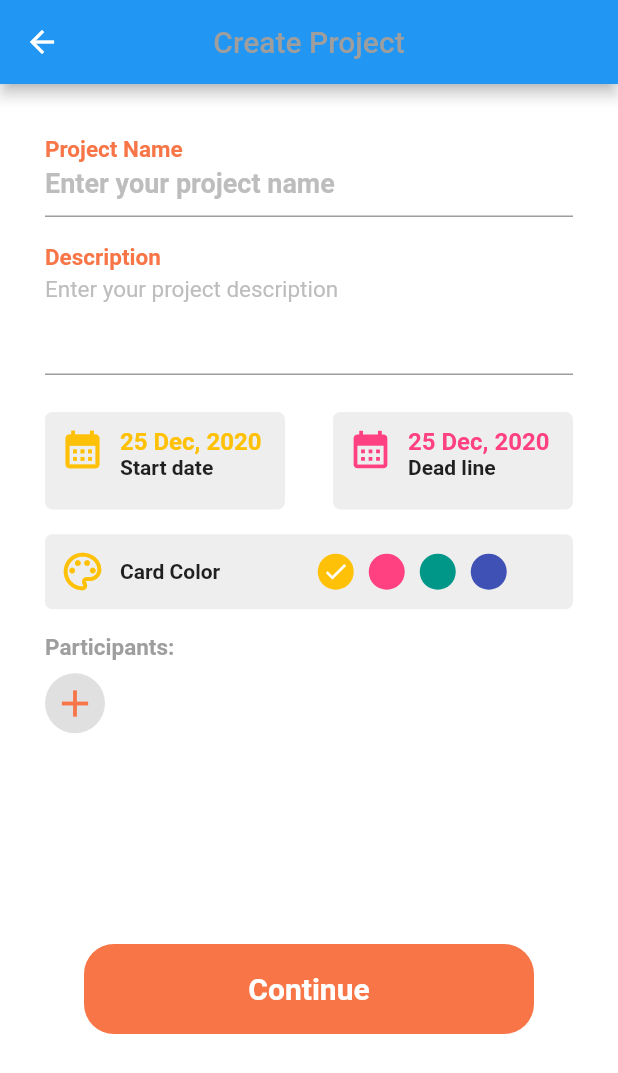
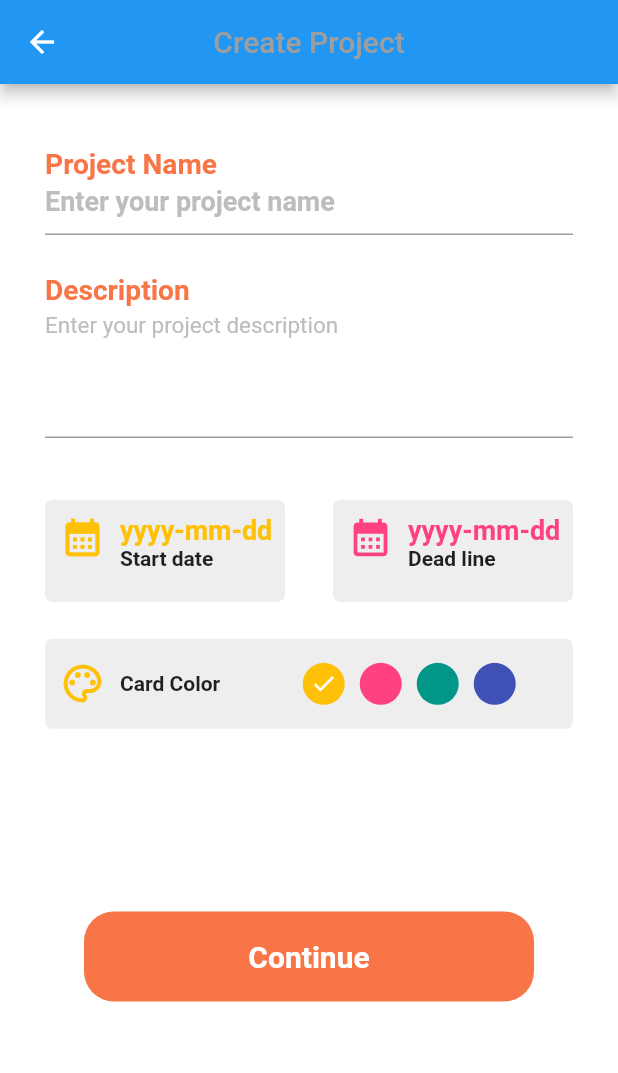
Before and after one commit to Locfirefly/firebase_login_signup, a Flutter app: the AddProject screen opened by its route, on a phone screen of 412 x 824 dp. Shown: the top 1073 px of the screen. Run offline on Flutter 3.47's test engine with Material 2 defaults, Android fonts, the phone set to English and light mode, and no system bars; our stand-ins replace cloud_firestore, equatable, firebase_auth, firebase_core, flutter_bloc, font_awesome_flutter and 2 more; accounts and stored records are empty.

```diff
--- a/lib/add_project/add_project.dart
+++ b/lib/add_project/add_project.dart
@@ -10,8 +10,15 @@ class AddProject extends StatefulWidget {
 
 class _AddProjectState extends State<AddProject> {
   int selectedColor = 0;
+  DateTime? startDate ;
+  DateTime? endDate;
+  final projectName = TextEditingController();
+  final projectDescription = TextEditingController();
+  String color = '';
+
   @override
   Widget build(BuildContext context) {
+
     SizeConfig().init(context);
     return Scaffold(
       backgroundColor: Colors.white,
@@ -30,7 +37,7 @@ class _AddProjectState extends State<AddProject> {
           child: Column(
             crossAxisAlignment: CrossAxisAlignment.start,
             children: [
-              SizedBox(height: SizeConfig.screenHeight * 0.03),
+              SizedBox(height: SizeConfig.screenHeight * 0.04),
               Padding(
                 padding: const EdgeInsets.symmetric(horizontal: 30),
                 child: TextFormField(
@@ -47,7 +54,7 @@ class _AddProjectState extends State<AddProject> {
                       color: Colors.grey.shade400,
                     ),
                     labelStyle: const TextStyle(
-                      fontSize: 20,
+                      fontSize: 25,
                       fontWeight: FontWeight.bold,
                       color: Color(0xfff77546),
                     ),
@@ -56,13 +63,14 @@ class _AddProjectState extends State<AddProject> {
                       borderSide: BorderSide(color: Colors.grey),
                     ),
                   ),
+                  controller: projectName,
                 ),
               ),
-              SizedBox(height: SizeConfig.screenHeight * 0.01),
+              SizedBox(height: SizeConfig.screenHeight * 0.02),
               Padding(
                 padding: const EdgeInsets.symmetric(horizontal: 30),
                 child: TextFormField(
-                  maxLines: 3,
+                  maxLines: 4,
                   style: TextStyle(
                     fontSize: 15,
                     color: Colors.grey.shade400,
@@ -76,49 +84,65 @@ class _AddProjectState extends State<AddProject> {
                       color: Colors.grey.shade400,
                     ),
                     labelStyle: const TextStyle(
-                      fontSize: 20,
+                      fontSize: 25,
                       fontWeight: FontWeight.bold,
                       color: Color(0xfff77546),
                     ),
                     floatingLabelBehavior: FloatingLabelBehavior.always,
                   ),
+                  controller: projectDescription,
                 ),
               ),
-              SizedBox(height: SizeConfig.screenHeight * 0.03),
+              SizedBox(height: SizeConfig.screenHeight * 0.05),
               Padding(
                 padding: const EdgeInsets.symmetric(horizontal: 30),
                 child: Row(
                   mainAxisAlignment: MainAxisAlignment.spaceBetween,
                   children: [
-                    Container(
-                      height: 65,
+                    GestureDetector(
+                      onTap: () async {
+                        DateTime? start = await showDatePicker(
+                          context: context,
+                          initialDate: startDate,
+                          firstDate: DateTime(2022),
+                          lastDate: DateTime(2100),
+                        );
+                        if(start != null){
+                          setState(() {
+                            startDate = start;
+                          });
+                        }
+                      },
+                      child: AbsorbPointer(
+                        child: Container(
+                          height: 68,
                           width: 160,
                           decoration: BoxDecoration(
                             borderRadius: BorderRadius.circular(5),
                             color: Colors.grey.shade200,
                           ),
-                      child: const Padding(
-                        padding:  EdgeInsets.symmetric(vertical: 10),
+                          child: Padding(
+                            padding:  const EdgeInsets.symmetric(vertical: 10),
                             child:  Row(
                               crossAxisAlignment: CrossAxisAlignment.start,
                               children: [
-                            SizedBox(width: 10,),
-                            Icon(Icons.calendar_month,
+                                const SizedBox(width: 10,),
+                                const Icon(Icons.calendar_month,
                                   color: Colors.amber,
                                   size: 30,
                                 ),
-                            SizedBox(width: 10),
+                                const SizedBox(width: 10),
                                 Column(
                                   crossAxisAlignment: CrossAxisAlignment.start,
                                   children: [
-                                Text('25 Dec, 2020',
-                                  style: TextStyle(
+                                    Text(startDate == null ? "yyyy-mm-dd" : "${startDate?.year}-${startDate?.month}-${startDate?.day}" ,
+                                      style: const TextStyle(
                                         fontWeight: FontWeight.bold,
                                         color: Colors.amber,
-                                    fontSize: 16,
+                                        fontSize: 18,
                                       ),
                                     ),
-                                Text('Start date',
+                                    const Text('Start date',
                                       style: TextStyle(
                                         fontWeight: FontWeight.bold,
                                       ),
@@ -129,35 +153,52 @@ class _AddProjectState extends State<AddProject> {
                             ),
                           ),
                         ),
-                    Container(
-                      height: 65,
+                      ),
+                    ),
+                    GestureDetector(
+                      onTap: () async {
+                        DateTime? end = await showDatePicker(
+                            context: context,
+                            initialDate: startDate,
+                            firstDate: DateTime(2022),
+                            lastDate: DateTime(2100),
+                        );
+                        if(end != null){
+                          setState(() {
+                            endDate = end;
+                          });
+                        }
+                      },
+                      child: AbsorbPointer(
+                        child: Container(
+                          height: 68,
                           width: 160,
                           decoration: BoxDecoration(
                             borderRadius: BorderRadius.circular(5),
                             color: Colors.grey.shade200,
                           ),
-                      child: const Padding(
-                        padding:  EdgeInsets.symmetric(vertical: 10),
+                          child: Padding(
+                            padding:  const EdgeInsets.symmetric(vertical: 10),
                             child:  Row(
                               crossAxisAlignment: CrossAxisAlignment.start,
                               children: [
-                            SizedBox(width: 10,),
-                            Icon(Icons.calendar_month,
+                                const SizedBox(width: 10,),
+                                const Icon(Icons.calendar_month,
                                   color: Colors.pinkAccent,
                                   size: 30,
                                 ),
-                            SizedBox(width: 10),
+                                const SizedBox(width: 10),
                                 Column(
                                   crossAxisAlignment: CrossAxisAlignment.start,
                                   children: [
-                                Text('25 Dec, 2020',
-                                  style: TextStyle(
+                                    Text( endDate == null ? 'yyyy-mm-dd' : "${endDate?.year}-${endDate?.month}-${endDate?.day}",
+                                      style: const TextStyle(
                                         fontWeight: FontWeight.bold,
                                         color: Colors.pinkAccent,
-                                    fontSize: 16,
+                                        fontSize: 18,
                                       ),
                                     ),
-                                Text('Dead line',
+                                    const Text('Dead line',
                                       style: TextStyle(
                                         fontWeight: FontWeight.bold,
                                       ),
@@ -168,14 +209,16 @@ class _AddProjectState extends State<AddProject> {
                             ),
                           ),
                         ),
+                      ),
+                    ),
                   ],
                 ),
               ),
-              SizedBox(height: SizeConfig.screenHeight * 0.02),
+              SizedBox(height: SizeConfig.screenHeight * 0.03),
               Padding(
                 padding: const EdgeInsets.symmetric(horizontal: 30),
                 child: Container(
-                  height: 50,
+                  height: 60,
                   decoration: BoxDecoration(
                     borderRadius: BorderRadius.circular(5),
                     color: Colors.grey.shade200,
@@ -193,7 +236,7 @@ class _AddProjectState extends State<AddProject> {
                           fontWeight: FontWeight.bold,
                         ),
                       ),
-                      const SizedBox(width: 60),
+                      const SizedBox(width: 50),
                       Wrap(
                         children: List<Widget>.generate(4, (int index) {
                               return  GestureDetector(
@@ -205,8 +248,8 @@ class _AddProjectState extends State<AddProject> {
                                 child: Padding(
                                   padding: const EdgeInsets.symmetric(horizontal: 5),
                                   child: CircleAvatar(
-                                    radius: 12,
-                                    backgroundColor: index == 0 ? Colors.amber :
+                                    radius: 14,
+                                    backgroundColor: index == 0 ?  Colors.amber :
                                     index == 1 ? Colors.pinkAccent :
                                     index == 2? Colors.teal : Colors.indigo,
                                     child: selectedColor == index ? const Icon(Icons.check,
@@ -223,42 +266,14 @@ class _AddProjectState extends State<AddProject> {
                   ),
                 ),
               ),
-              SizedBox(height: SizeConfig.screenHeight * 0.02),
-              const Padding(
-                padding: EdgeInsets.symmetric(horizontal: 30),
-                child: Text('Participants:',
-                  style: TextStyle(
-                    fontSize: 15,
-                    fontWeight: FontWeight.bold,
-                    color: Colors.grey,
-                  ),
-                ),
-              ),
-              SizedBox(height: SizeConfig.screenHeight * 0.01),
-              Padding(
-                padding: const EdgeInsets.symmetric(horizontal: 30),
-                child: SizedBox(
-                  height: 150,
-                  child: Row(
-                    crossAxisAlignment: CrossAxisAlignment.start,
-                    children: [
-                      CircleAvatar(
-                        radius: 20,
-                        backgroundColor: Colors.grey.shade300,
-                        child: const Icon(Icons.add,
-                          size: 30,
-                          color: Color(0xfff77546),
-                        ),
-                      ),
-                    ],
-                  ),
-                  ),
-                ),
-              SizedBox(height: getProportionateScreenHeight(30)),
+              SizedBox(height: getProportionateScreenHeight(120)),
               Row(
                 mainAxisAlignment: MainAxisAlignment.center,
                 children: [
-                  Container(
+                  GestureDetector(
+                    onTap: (){
+                    },
+                    child: Container(
                       alignment: Alignment.center,
                       width: 300,
                       height: 60,
@@ -274,6 +289,7 @@ class _AddProjectState extends State<AddProject> {
                         ),
                       ),
                     ),
+                  ),
                 ],
               ),
             ],
--- /dev/null
+++ b/lib/add_project/bloc/add_project_event.dart
@@ -0,0 +1,17 @@
+part of 'add_project_bloc.dart';
+
+abstract class AddProjectEven extends Equatable {
+  const AddProjectEven();
+  @override
+  List<Object> get props => [];
+}
+class AddProject extends AddProjectEven{
+  final String prName;
+  final String prDescription;
+  final String startDate;
+  final String endDate;
+  final String color;
+  final String owner;
+
+  const AddProject(this.prName,this.prDescription, this.startDate, this.endDate, this.color,this.owner);
+}
--- a/lib/firebase_auth/email_verification.dart
+++ b/lib/firebase_auth/email_verification.dart
@@ -18,11 +18,11 @@ class _VerificationState extends State<Verification> {
   late Timer timer;
 
   @override
-  void initState() async {
+  void initState()  {
     user = auth.currentUser!;
     user.sendEmailVerification();
     timer = Timer.periodic(
-        const Duration(seconds: 3), (timer) {
+        const Duration(seconds: 2), (timer) {
           checkEmailVerified();
     });
     super.initState();
@@ -133,7 +133,7 @@ class _VerificationState extends State<Verification> {
       timer.cancel();
       autologin();
       if (!context.mounted) return;
-      Navigator.of(context).pushReplacementNamed('Login');
+      Navigator.of(context).pushReplacementNamed('navbar');
     }
   }
   Future<void> autologin() async {
--- a/lib/profile/profile.dart
+++ b/lib/profile/profile.dart
@@ -8,9 +8,9 @@ class Profile extends StatefulWidget {
   @override
   State<Profile> createState() => _ProfileState();
 }
+bool isSwitch = true;
 
 class _ProfileState extends State<Profile> {
-  bool isSwitch = false;
   @override
   Widget build(BuildContext context) {
     SizeConfig().init(context);
--- a/lib/repository/entity/project_entity.dart
+++ b/lib/repository/entity/project_entity.dart
@@ -1,6 +1,6 @@
 
 class ProjectEntity {
-  String prId;
+  String? prId;
   String prName;
   String prDescription;
   DateTime? startDate;
@@ -9,7 +9,7 @@ class ProjectEntity {
   String owner;
 
   ProjectEntity({
-    required this.prId,
+    this.prId,
     required this.prName,
     required this.prDescription,
     required this.startDate,
--- a/lib/repository/model/project.dart
+++ b/lib/repository/model/project.dart
@@ -3,7 +3,7 @@ import '../entity/project_entity.dart';
 
 //ignore: must_be_immutable
 class Project extends Equatable {
-  String prId;
+  String? prId;
   String prName;
   String prDescription;
   DateTime? startDate;
@@ -12,7 +12,7 @@ class Project extends Equatable {
   String owner;
 
   Project({
-    required this.prId,
+    this.prId,
     required this.prName,
     required this.prDescription,
     required this.startDate,
--- a/lib/repository/model/user.dart
+++ b/lib/repository/model/user.dart
@@ -29,6 +29,7 @@ class MyUser extends Equatable {
     String? id,
     String? email,
     String? name,
+    String? password,
     String? picture,
   }) {
     return MyUser(
--- a/lib/repository/repo.dart
+++ b/lib/repository/repo.dart
@@ -1,4 +1,5 @@
 import 'package:firebase_auth/firebase_auth.dart';
+import 'package:firebase_login_signup/repository/model/project.dart';
 import 'package:firebase_login_signup/repository/model/user.dart';
 
 abstract class UserRepository{
@@ -9,4 +10,6 @@ abstract class UserRepository{
   Future<void> resetPassword (String email);
   Future<void> setUserData (MyUser user);
   Future<void> getUserData (String userId);
+  Future<Project> addProject (Project project);
+  Future<List<Project>> getProject();
 }
--- a/pubspec.yaml
+++ b/pubspec.yaml
@@ -40,6 +40,8 @@ dependencies:
   font_awesome_flutter: ^10.5.0
   meta: any
   lottie: ^2.6.0
+  date_picker_timeline: ^1.2.5
+  intl: ^0.18.1
   # The following adds the Cupertino Icons font to your application.
   # Use with the CupertinoIcons class for iOS style icons.
   cupertino_icons: ^1.0.2
```
Also changed, not shown: lib/add_project/bloc/add_project_bloc.dart (added, +36 -0 lines), lib/add_project/bloc/add_project_state.dart (added, +12 -0 lines), lib/home/home.dart (+14 -0 lines), lib/main.dart (+6 -3 lines), lib/repository/firebase_repo.dart (+20 -1 lines), lib/signup/signup.dart (+11 -2 lines), lib/project/project.dart (added), lib/task/task.dart (added), pubspec.lock. Lines whose indentation alone changed are shown as unchanged.
